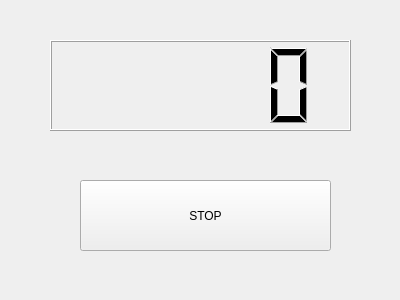
This is ejemplo1/counterDlg.ui in JairoFarfanC/ROBOTICAG12 as Qt 5 draws it before an edit. The edited form follows.
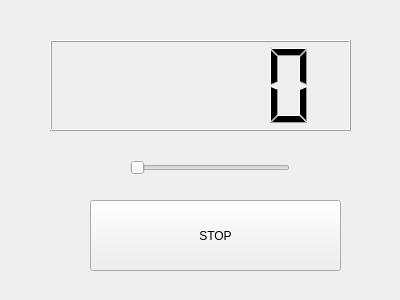
This is the edited form.

```diff
--- a/ejemplo1/counterDlg.ui
+++ b/ejemplo1/counterDlg.ui
@@ -16,8 +16,8 @@
   <widget class="QPushButton" name="button">
    <property name="geometry">
     <rect>
-     <x>80</x>
-     <y>180</y>
+     <x>90</x>
+     <y>200</y>
      <width>251</width>
      <height>71</height>
     </rect>
@@ -36,6 +36,19 @@
     </rect>
    </property>
   </widget>
+  <widget class="QSlider" name="horizontalSlider">
+   <property name="geometry">
+    <rect>
+     <x>130</x>
+     <y>160</y>
+     <width>160</width>
+     <height>16</height>
+    </rect>
+   </property>
+   <property name="orientation">
+    <enum>Qt::Horizontal</enum>
+   </property>
+  </widget>
  </widget>
  <resources/>
  <connections/>
```
